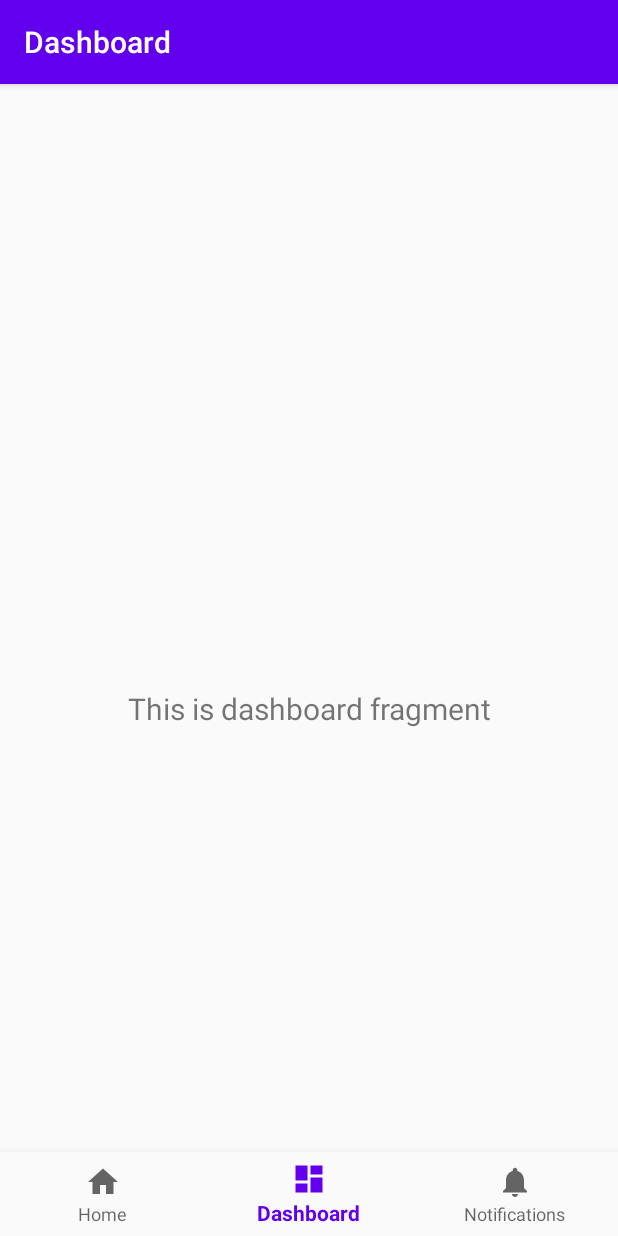
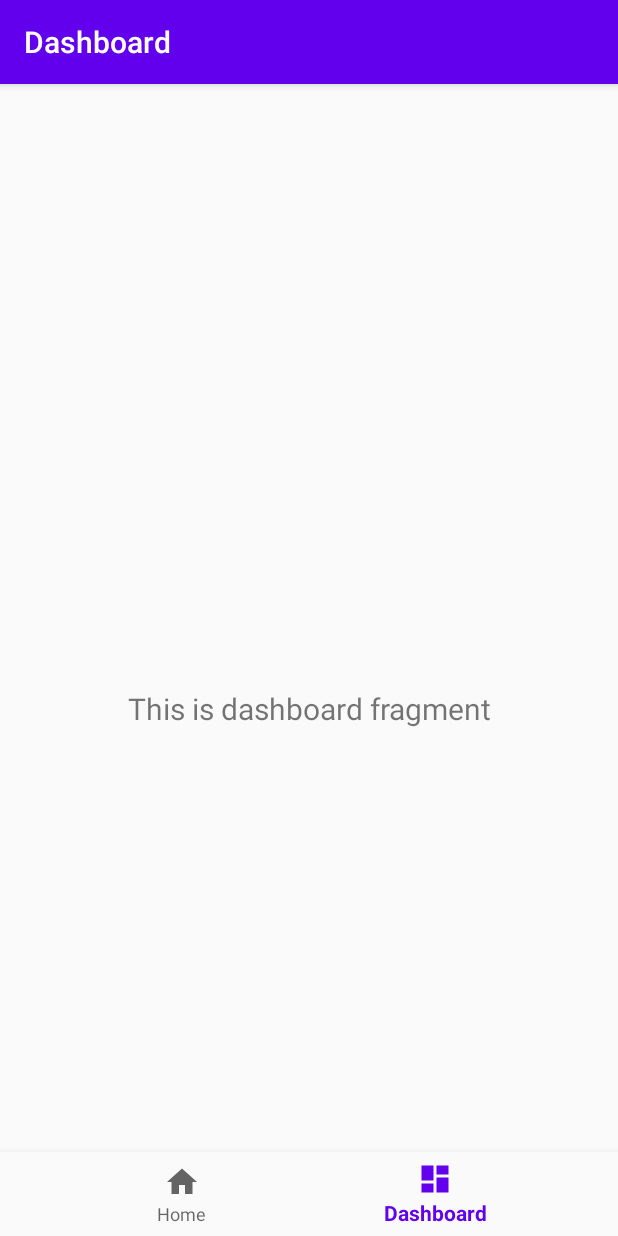
Before and after one commit to caozhaoqi/Transport_client, an Android app: the DashboardFragment screen opened through its navigation route, on a phone screen of 412 x 824 dp. Run offline under Robolectric (Android 15) with nearby library versions, the light colour scheme and no system bars; our stand-ins replace navigation-ui.

Commit message:
create
Signed-off-by: czq <1150118968@qq.com>

```diff
--- a/app/src/main/res/layout/fragment_dashboard.xml
+++ b/app/src/main/res/layout/fragment_dashboard.xml
@@ -18,5 +18,6 @@
         app:layout_constraintBottom_toBottomOf="parent"
         app:layout_constraintEnd_toEndOf="parent"
         app:layout_constraintStart_toStartOf="parent"
+        android:gravity="center_horizontal"
         app:layout_constraintTop_toTopOf="parent" />
 </androidx.constraintlayout.widget.ConstraintLayout>
--- a/app/src/main/res/menu/bottom_nav_menu.xml
+++ b/app/src/main/res/menu/bottom_nav_menu.xml
@@ -11,9 +11,5 @@
         android:icon="@drawable/ic_dashboard_black_24dp"
         android:title="@string/title_dashboard" />
 
-    <item
-        android:id="@+id/navigation_notifications"
-        android:icon="@drawable/ic_notifications_black_24dp"
-        android:title="@string/title_notifications" />
 
 </menu>
--- a/app/src/main/res/values/strings.xml
+++ b/app/src/main/res/values/strings.xml
@@ -2,5 +2,5 @@
     <string name="app_name">TranSportClient</string>
     <string name="title_home">Home</string>
     <string name="title_dashboard">Dashboard</string>
-    <string name="title_notifications">Notifications</string>
+
 </resources>
```
